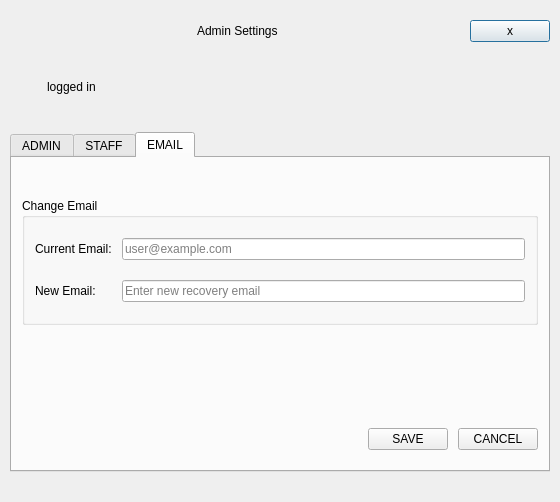
Qt form Project/ui/admin_menu.ui (Selvam-T/POS) before a commit.
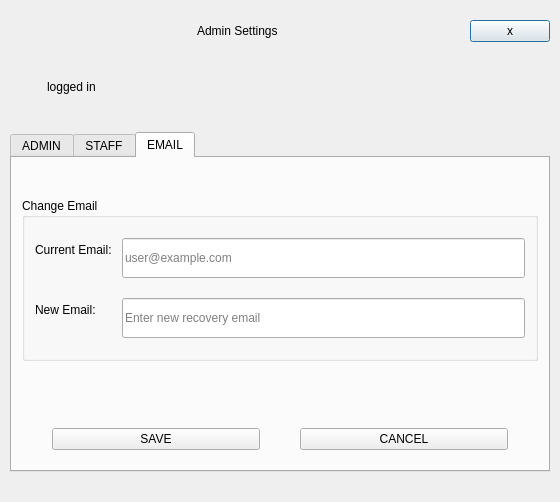
The same form after that commit.

What changed in the file:
```diff
--- a/Project/ui/admin_menu.ui
+++ b/Project/ui/admin_menu.ui
@@ -593,6 +593,12 @@
           </item>
           <item row="0" column="1">
            <widget class="QLineEdit" name="emailCurCodeLineEdit">
+            <property name="minimumSize">
+             <size>
+              <width>0</width>
+              <height>40</height>
+             </size>
+            </property>
             <property name="readOnly">
              <bool>true</bool>
             </property>
@@ -610,6 +616,12 @@
           </item>
           <item row="1" column="1">
            <widget class="QLineEdit" name="emailNewCodeLineEdit">
+            <property name="minimumSize">
+             <size>
+              <width>0</width>
+              <height>40</height>
+             </size>
+            </property>
             <property name="placeholderText">
              <string>Enter new recovery email</string>
             </property>
@@ -662,19 +674,15 @@
        </item>
        <item>
         <layout class="QHBoxLayout" name="email_actionBtns">
-         <item>
-          <spacer name="emailSaveSpacer">
-           <property name="orientation">
-            <enum>Qt::Horizontal</enum>
-           </property>
-           <property name="sizeHint" stdset="0">
-            <size>
-             <width>40</width>
-             <height>20</height>
-            </size>
-           </property>
-          </spacer>
-         </item>
+         <property name="spacing">
+          <number>40</number>
+         </property>
+         <property name="leftMargin">
+          <number>30</number>
+         </property>
+         <property name="rightMargin">
+          <number>30</number>
+         </property>
          <item>
           <widget class="QPushButton" name="btnEmailOk">
            <property name="text">
```
Left out of the diff: 68 changed lines with no effect on the pictures.
